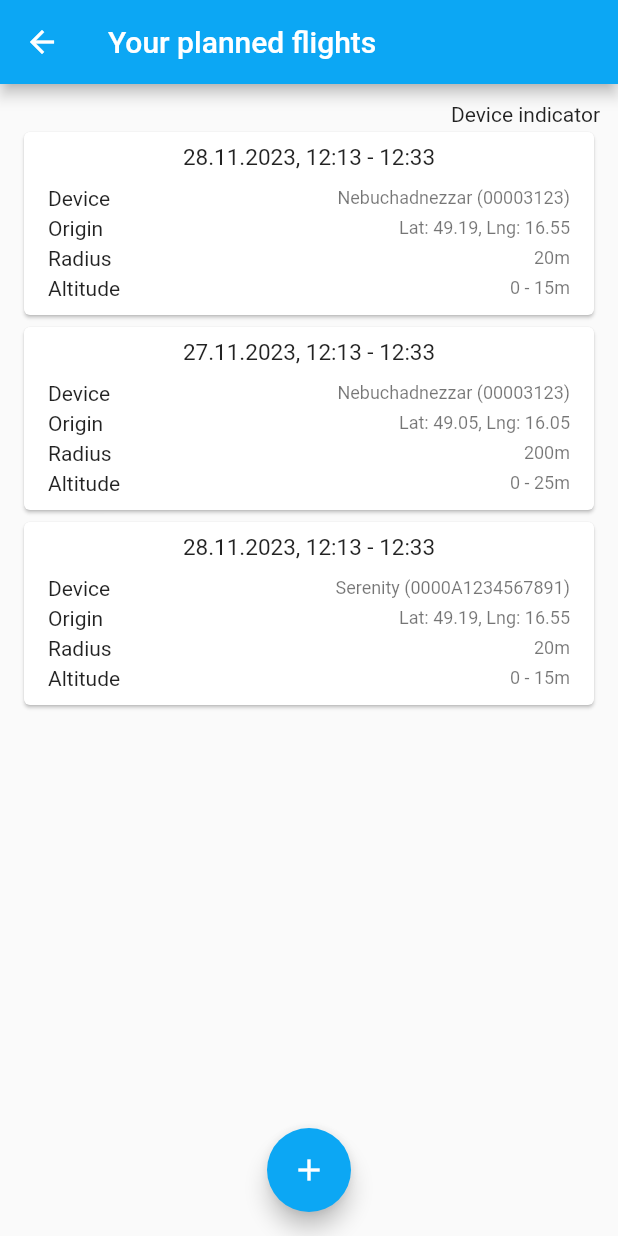
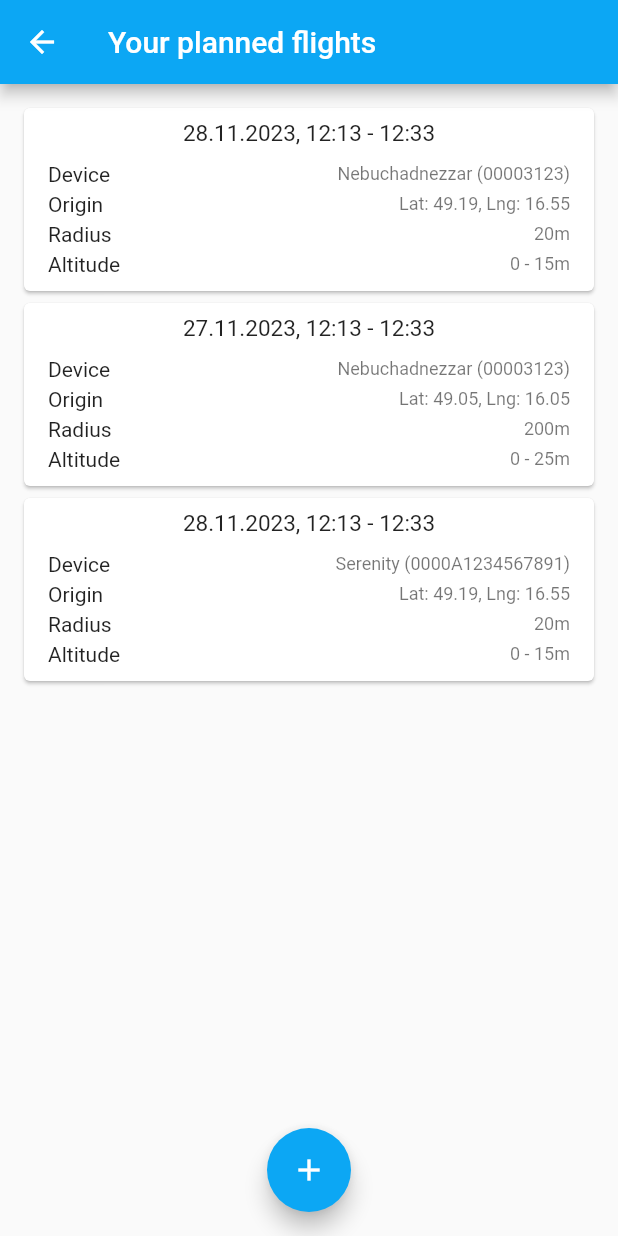
Before and after one commit to Esosek/dronetag_planner, a Flutter app: the screen it shows after launch, after a tap on "Add device label", after a tap on "Submit", on a phone screen of 412 x 824 dp. Run offline on Flutter 3.47's test engine with Material 2 defaults, Android fonts, the phone set to English and light mode, and no system bars; our stand-ins replace flutter_riverpod, google_fonts, logger.

Commit message:
Added FlightScreen

```diff
--- a/lib/screens/flight_screen.dart
+++ b/lib/screens/flight_screen.dart
@@ -1,4 +1,4 @@
-import 'package:dronetag_planner/components/device/active_device_indicator.dart';
+import 'package:dronetag_planner/screens/planner_screen.dart';
 import 'package:flutter/material.dart';
 import 'package:flutter_riverpod/flutter_riverpod.dart';
 
@@ -20,23 +20,18 @@ class FlightScreen extends ConsumerWidget {
         ),
         floatingActionButton: FloatingActionButton(
           child: const Icon(Icons.add),
-          // TODO: Implement FAB onPressed in FlightScreen
-          onPressed: () {},
+          onPressed: () => Navigator.push(
+              context,
+              MaterialPageRoute(
+                builder: (context) => const PlannerScreen(),
+              )),
         ),
         floatingActionButtonLocation: FloatingActionButtonLocation.centerFloat,
         body: Padding(
           padding: const EdgeInsets.all(12),
-          child: Column(
-            crossAxisAlignment: CrossAxisAlignment.end,
-            children: [
-              const ActiveDeviceIndicator(),
-              Expanded(
-                child: ListView.builder(
-                  itemCount: flights.length,
-                  itemBuilder: (context, index) => FlightItem(flights[index]),
-                ),
-              ),
-            ],
+          child: ListView.builder(
+            itemCount: flights.length,
+            itemBuilder: (context, index) => FlightItem(flights[index]),
           ),
         ),
       ),
```
Also changed, not shown: lib/screens/planner_screen.dart (+15 -0 lines).
